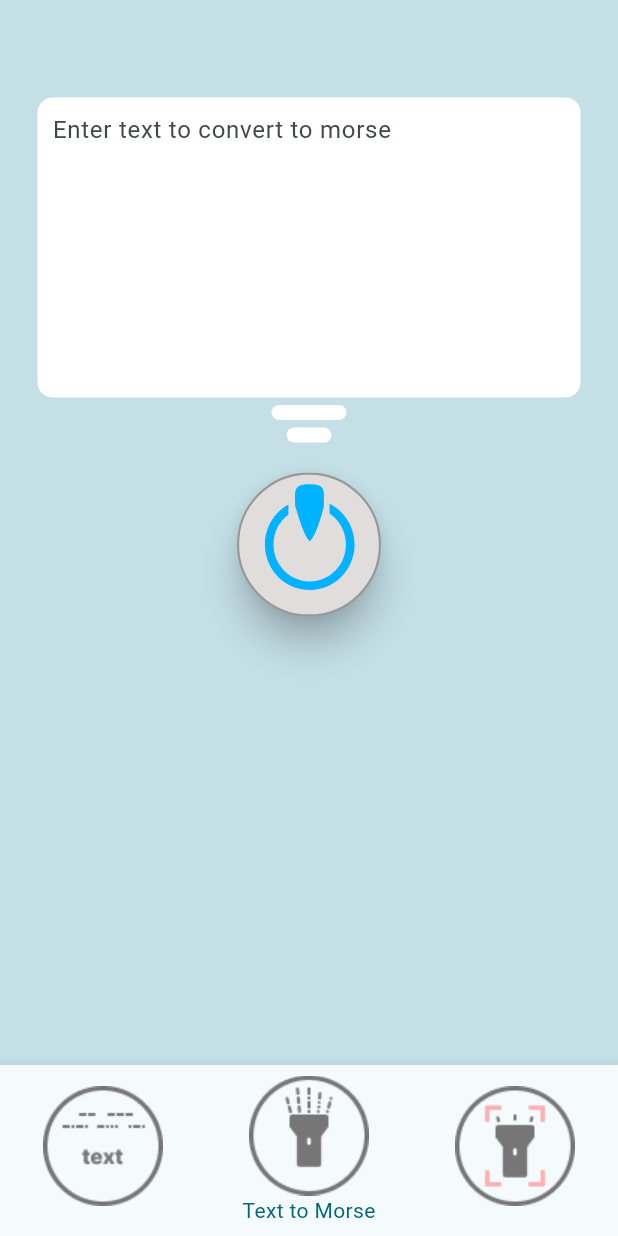
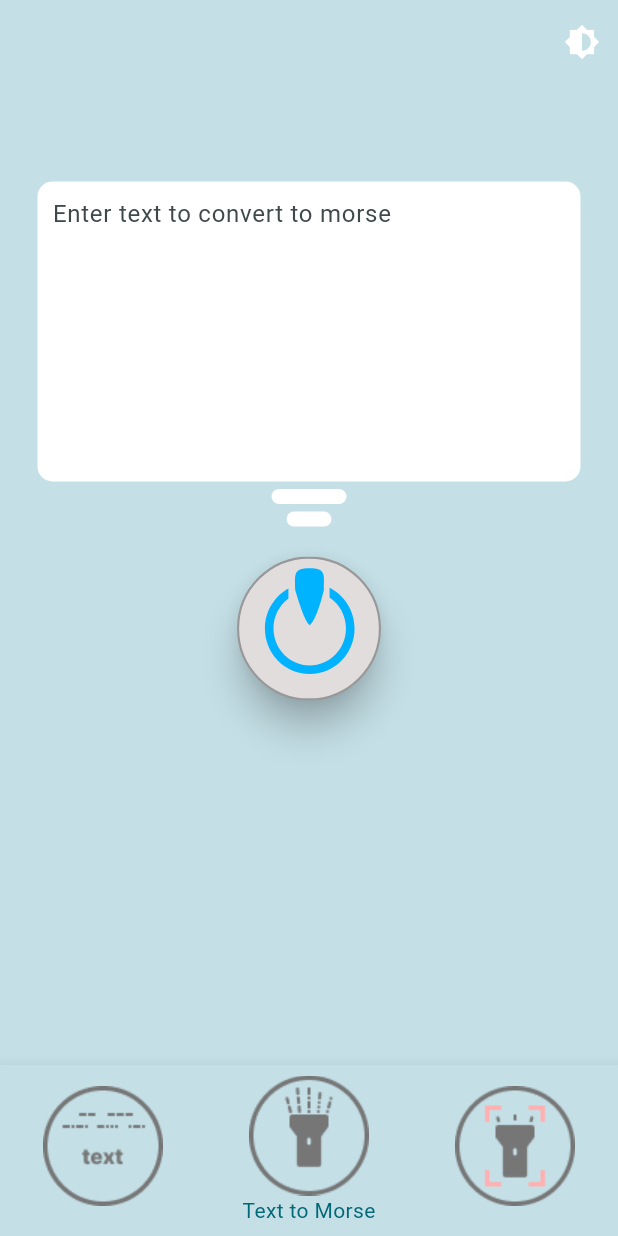
Before and after one commit to SquirrelModeller/morsecode_app_group4_02128, a Flutter app: the screen it shows after launch, on a phone screen of 412 x 824 dp. Run offline on Flutter 3.47's test engine with Material 3 defaults, Android fonts, the phone set to English and light mode, and no system bars; our stand-ins replace camera, flutter_svg, plugin_platform_interface; missing offline and left inert: dart:ffi, torch_light.

Commit message:
feat: Switch between light mode and dark mode

```diff
--- a/morsetorch/lib/main.dart
+++ b/morsetorch/lib/main.dart
@@ -2,36 +2,48 @@ import 'package:flutter/material.dart';
 import 'package:morsetorch/screens/practice.dart';
 import 'package:morsetorch/screens/text_to_torch.dart';
 import 'package:morsetorch/screens/torch_to_text.dart';
+import 'package:morsetorch/theme/color_theme.dart';
 
 void main() {
   runApp(const MyApp());
 }
 
-class MyApp extends StatelessWidget {
+class MyApp extends StatefulWidget {
   const MyApp({super.key});
 
+  @override
+  State<MyApp> createState() => _MyAppState();
+}
+
+class _MyAppState extends State<MyApp> {
+  bool _isDarkMode = false;
+
+  void _toggleTheme() {
+    setState(() {
+      _isDarkMode = !_isDarkMode;
+    });
+  }
   @override
   Widget build(BuildContext context) {
     return MaterialApp(
       debugShowCheckedModeBanner: false,
       title: 'MorseTorch',
-      theme: ThemeData(
-        scaffoldBackgroundColor: const Color.fromARGB(255, 196, 223, 230),
-        colorScheme: ColorScheme.fromSeed(
-          seedColor: const Color.fromARGB(255, 196, 223, 230),
-        ),
-      ),
-      home: const Navigation(
+      theme: _isDarkMode ? darkMode : lightMode,
+      home: Navigation(
         title: 'Morse Torch',
+        toggleTheme: _toggleTheme,
       ),
     );
   }
 }
 
+
+
 class Navigation extends StatefulWidget {
-  const Navigation({super.key, required this.title});
+  const Navigation({super.key, required this.title,required this.toggleTheme});
 
   final String title;
+  final VoidCallback toggleTheme;
 
   @override
   State<Navigation> createState() => _NavigationState();
@@ -48,6 +60,11 @@ class _NavigationState extends State<Navigation> {
   @override
   Widget build(BuildContext context) {
     return Scaffold(
+      appBar: AppBar(
+        actions: [
+          IconButton(onPressed: widget.toggleTheme,
+          icon: Icon(Icons.brightness_6))
+        ],),
       body: screens[_currentIndex],
       bottomNavigationBar: BottomNavigationBar(
         //showSelectedLabels: false,
--- /dev/null
+++ b/morsetorch/lib/theme/color_theme.dart
@@ -0,0 +1,29 @@
+import 'package:flutter/material.dart';
+
+ThemeData lightMode = ThemeData(
+  scaffoldBackgroundColor: const Color.fromARGB(255, 196, 223, 230),
+  appBarTheme: const AppBarTheme(
+    backgroundColor: Color.fromARGB(255, 196, 223, 230),
+    foregroundColor: Colors.white,
+  ),
+  bottomNavigationBarTheme: const BottomNavigationBarThemeData(
+    backgroundColor: Color.fromARGB(255, 196, 223, 230),
+  ),
+  colorScheme: ColorScheme.fromSeed(
+      seedColor: const Color.fromARGB(255, 196, 223, 230),
+    ),
+);
+
+ThemeData darkMode = ThemeData(
+  scaffoldBackgroundColor: const Color.fromARGB(255, 18, 32, 47),
+  appBarTheme: const AppBarTheme(
+    backgroundColor: Color.fromARGB(255, 18, 32, 47),
+    foregroundColor: Colors.black,
+  ),
+  bottomNavigationBarTheme: const BottomNavigationBarThemeData(
+    backgroundColor: Color.fromARGB(255, 18, 32, 47)
+  ),
+  colorScheme: ColorScheme.fromSeed(
+    seedColor: const Color.fromARGB(255, 18, 32, 47)
+  ),
+);
```
